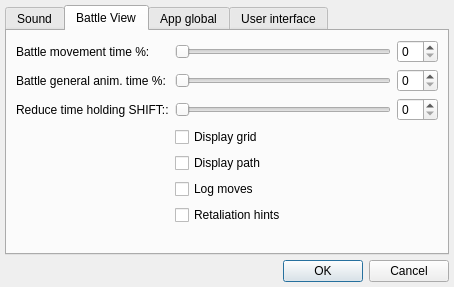
Old version of the form src/Gui/Application/SettingsWidget.ui in the repository mapron/FreeHeroes.
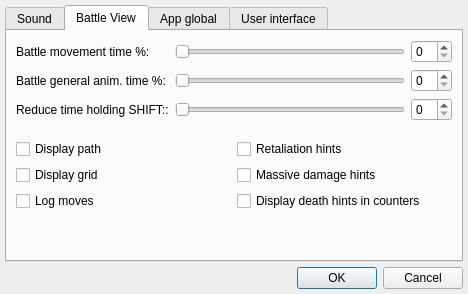
New version of the form. The open tabs and pages were chosen to show the change.

```diff
--- a/src/Gui/Application/SettingsWidget.ui
+++ b/src/Gui/Application/SettingsWidget.ui
@@ -6,8 +6,8 @@
    <rect>
     <x>0</x>
     <y>0</y>
-    <width>454</width>
-    <height>287</height>
+    <width>468</width>
+    <height>294</height>
    </rect>
   </property>
   <property name="windowTitle">
@@ -96,6 +96,8 @@
       <attribute name="title">
        <string>Battle View</string>
       </attribute>
+      <layout class="QVBoxLayout" name="formLayoutW_2" stretch="0,1">
+       <item>
       <layout class="QFormLayout" name="formLayout_2">
        <property name="fieldGrowthPolicy">
         <enum>QFormLayout::ExpandingFieldsGrow</enum>
@@ -103,6 +105,9 @@
        <property name="rowWrapPolicy">
         <enum>QFormLayout::DontWrapRows</enum>
        </property>
+         <property name="bottomMargin">
+          <number>5</number>
+         </property>
        <item row="0" column="0">
         <widget class="QLabel" name="label_3">
          <property name="text">
@@ -166,33 +171,56 @@
          </item>
         </layout>
        </item>
-       <item row="3" column="1">
+        </layout>
+       </item>
+       <item>
+        <layout class="QGridLayout" name="gridLayout">
+         <property name="bottomMargin">
+          <number>40</number>
+         </property>
+         <item row="1" column="0">
         <widget class="QCheckBox" name="checkBoxDisplayGrid">
          <property name="text">
           <string>Display grid</string>
          </property>
         </widget>
        </item>
-       <item row="4" column="1">
+         <item row="0" column="0">
         <widget class="QCheckBox" name="checkBoxDisplayPath">
          <property name="text">
           <string>Display path</string>
          </property>
         </widget>
        </item>
-       <item row="5" column="1">
+         <item row="2" column="0">
         <widget class="QCheckBox" name="checkBoxLogMoves">
          <property name="text">
           <string>Log moves</string>
          </property>
         </widget>
        </item>
-       <item row="6" column="1">
+         <item row="0" column="1">
         <widget class="QCheckBox" name="checkBoxRetaliationHint">
          <property name="text">
           <string>Retaliation hints</string>
          </property>
         </widget>
+         </item>
+         <item row="1" column="1">
+          <widget class="QCheckBox" name="checkBoxMassDamageHint">
+           <property name="text">
+            <string>Massive damage hints</string>
+           </property>
+          </widget>
+         </item>
+         <item row="2" column="1">
+          <widget class="QCheckBox" name="checkBoxDeathHintsInCounters">
+           <property name="text">
+            <string>Display death hints in counters</string>
+           </property>
+          </widget>
+         </item>
+        </layout>
        </item>
       </layout>
      </widget>
```
Left out of the diff: 2 changed lines with no effect on the pictures. Lines whose indentation alone changed are shown as unchanged.
